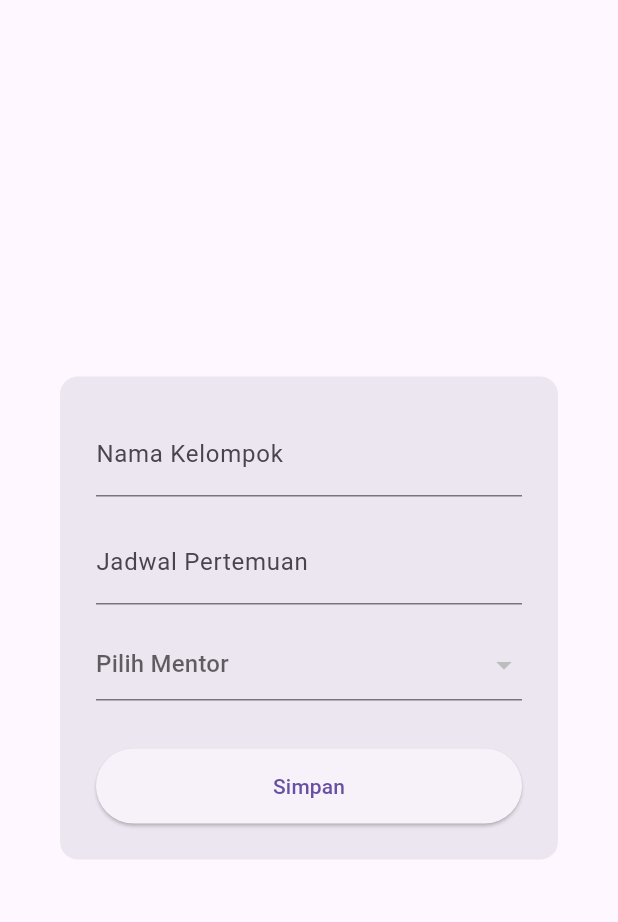
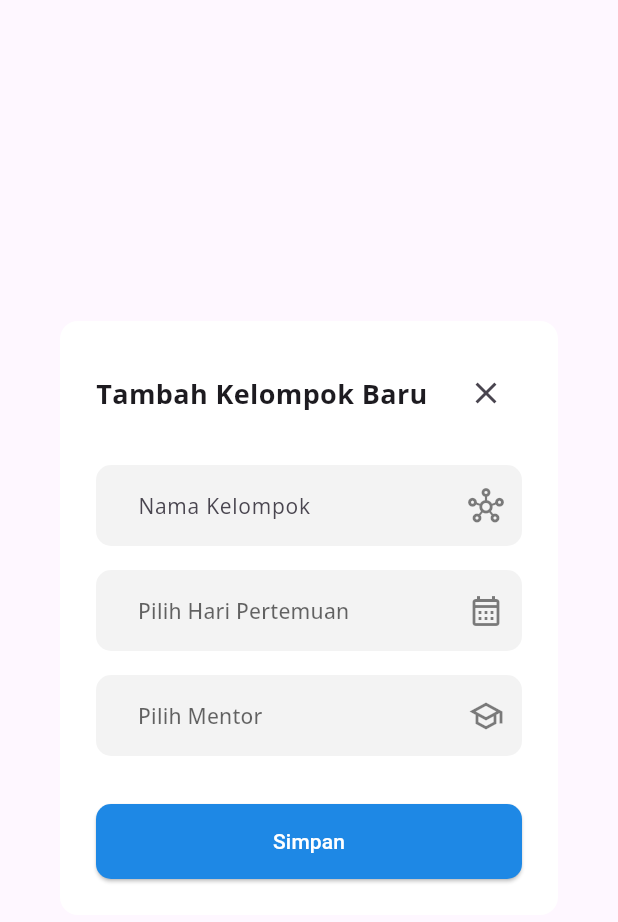
Before and after one commit to rafitrhmn/pendataan_ldk, a Flutter app: the AddKelompokDialog widget shown alone on an empty page, opened directly, on a phone screen of 412 x 824 dp. Shown: the top 922 px of the screen. Run offline on Flutter 3.47's test engine with Material 3 defaults, Android fonts, the phone set to English and light mode, and no system bars; our stand-ins replace bloc, equatable, flutter_bloc, go_router, google_fonts, lottie and 1 more; accounts and stored records are empty.

Commit message:
UI tambah kelompok done

```diff
--- a/app/lib/widgets/constants.dart
+++ b/app/lib/widgets/constants.dart
@@ -17,4 +17,14 @@ class AppConstants {
   );
 
   static const List<String> gender = ['Laki-laki', 'Perempuan'];
+
+  static const List<String> hariPertemuan = [
+    'Senin',
+    'Selasa',
+    'Rabu',
+    'Kamis',
+    'Jumat',
+    'Sabtu',
+    'Minggu',
+  ];
 }
--- a/app/lib/widgets/kelompok/add_kelompok_dialog.dart
+++ b/app/lib/widgets/kelompok/add_kelompok_dialog.dart
@@ -7,8 +7,10 @@ import 'package:app/bloc/mentor/mentor_bloc.dart';
 import 'package:app/bloc/mentor/mentor_event.dart';
 import 'package:app/bloc/mentor/mentor_state.dart';
 import 'package:app/models/mentor_model.dart';
+import 'package:app/widgets/constants.dart';
 import 'package:flutter/material.dart';
 import 'package:flutter_bloc/flutter_bloc.dart';
+import 'package:google_fonts/google_fonts.dart';
 
 class AddKelompokDialog extends StatefulWidget {
   const AddKelompokDialog({super.key});
@@ -20,20 +22,18 @@ class AddKelompokDialog extends StatefulWidget {
 class _AddKelompokDialogState extends State<AddKelompokDialog> {
   final _formKey = GlobalKey<FormState>();
   final _namaController = TextEditingController();
-  final _jadwalController = TextEditingController();
+  String? _selectedJadwal;
   String? _selectedMentorId;
 
   @override
   void initState() {
     super.initState();
-    // Secara aktif meminta daftar mentor saat dialog dibuka
     context.read<MentorBloc>().add(FetchMentors());
   }
 
   @override
   void dispose() {
     _namaController.dispose();
-    _jadwalController.dispose();
     super.dispose();
   }
 
@@ -42,11 +42,33 @@ class _AddKelompokDialogState extends State<AddKelompokDialog> {
       context.read<KelompokBloc>().add(
         CreateKelompok(
           namaKelompok: _namaController.text,
-          jadwalPertemuan: _jadwalController.text,
+          jadwalPertemuan: _selectedJadwal!,
           mentorId: _selectedMentorId!,
         ),
       );
     }
+  }
+
+  // GAYA BARU: Helper styling yang konsisten
+  InputDecoration _buildInputDecoration(String hintText, {Widget? suffixIcon}) {
+    return InputDecoration(
+      hintText: hintText,
+      hintStyle: GoogleFonts.openSans(
+        // color: Colors.black.withOpacity(0.5),
+        fontSize: 14,
+      ),
+      filled: true,
+      fillColor: const Color(0x33C4C4C4),
+      border: OutlineInputBorder(
+        borderRadius: BorderRadius.circular(10),
+        borderSide: BorderSide.none,
+      ),
+      contentPadding: const EdgeInsets.symmetric(
+        vertical: 15.0,
+        horizontal: 24.0,
+      ),
+      suffixIcon: suffixIcon,
+    );
   }
 
   @override
@@ -74,6 +96,7 @@ class _AddKelompokDialogState extends State<AddKelompokDialog> {
         shape: RoundedRectangleBorder(
           borderRadius: BorderRadius.circular(12.0),
         ),
+        backgroundColor: Colors.white,
         child: SingleChildScrollView(
           padding: const EdgeInsets.all(24),
           child: Form(
@@ -81,35 +104,89 @@ class _AddKelompokDialogState extends State<AddKelompokDialog> {
             child: Column(
               mainAxisSize: MainAxisSize.min,
               children: [
-                // ... (Header dialog seperti biasa) ...
+                // GAYA BARU: Header yang konsisten
+                Row(
+                  mainAxisAlignment: MainAxisAlignment.spaceBetween,
+                  children: [
+                    Expanded(
+                      child: Text(
+                        'Tambah Kelompok Baru',
+                        style: GoogleFonts.openSans(
+                          fontSize: 18,
+                          fontWeight: FontWeight.bold,
+                        ),
+                        softWrap: true,
+                      ),
+                    ),
+                    IconButton(
+                      icon: const Icon(Icons.close),
+                      onPressed: () => Navigator.of(context).pop(),
+                    ),
+                  ],
+                ),
+                const SizedBox(height: 24),
+
+                // GAYA BARU: Input fields yang disesuaikan
                 TextFormField(
                   controller: _namaController,
-                  decoration: const InputDecoration(labelText: 'Nama Kelompok'),
-                  validator: (v) => v!.isEmpty ? 'Wajib diisi' : null,
-                ),
-                const SizedBox(height: 16),
-                TextFormField(
-                  controller: _jadwalController,
-                  decoration: const InputDecoration(
-                    labelText: 'Jadwal Pertemuan',
+                  decoration: _buildInputDecoration(
+                    'Nama Kelompok',
+                    suffixIcon: Icon(
+                      Icons.hub_outlined,
+                      color: Colors.black.withOpacity(0.5),
+                    ),
                   ),
                   validator: (v) => v!.isEmpty ? 'Wajib diisi' : null,
                 ),
                 const SizedBox(height: 16),
-                // Dropdown untuk memilih mentor
+                DropdownButtonFormField<String>(
+                  value:
+                      _selectedJadwal, // Anda perlu menambahkan state `String? _selectedJadwal;`
+                  hint: Text(
+                    'Pilih Hari Pertemuan',
+                    style: GoogleFonts.openSans(fontSize: 14),
+                  ),
+                  isExpanded: true,
+                  dropdownColor: Colors.white,
+                  items: AppConstants.hariPertemuan.map((String hari) {
+                    return DropdownMenuItem<String>(
+                      value: hari,
+                      child: Text(hari),
+                    );
+                  }).toList(),
+                  onChanged: (value) {
+                    setState(() {
+                      _selectedJadwal = value;
+                    });
+                  },
+                  validator: (v) => v == null ? 'Wajib memilih jadwal' : null,
+                  decoration: _buildInputDecoration(
+                    'Jadwal Pertemuan',
+                    suffixIcon: Icon(
+                      Icons.calendar_month_outlined,
+                      color: Colors.black.withOpacity(0.5),
+                    ),
+                  ),
+                ),
+                const SizedBox(height: 16),
                 BlocBuilder<MentorBloc, MentorState>(
                   builder: (context, state) {
-                    // Kondisi jika terjadi error saat memuat mentor
-                    if (state is MentorError) {
-                      return Text('Gagal memuat mentor: ${state.message}');
-                    }
-
-                    // Kondisi jika data mentor sudah berhasil dimuat
                     if (state is MentorLoaded) {
                       return DropdownButtonFormField<String>(
                         value: _selectedMentorId,
-                        hint: const Text('Pilih Mentor'),
+                        hint: Text(
+                          'Pilih Mentor',
+                          style: GoogleFonts.openSans(fontSize: 14),
+                        ),
                         isExpanded: true,
+                        dropdownColor: Colors.white,
+                        decoration: _buildInputDecoration(
+                          'Mentor',
+                          suffixIcon: Icon(
+                            Icons.school_outlined,
+                            color: Colors.black.withOpacity(0.5),
+                          ),
+                        ),
                         items: state.allMentors.map((MentorModel mentor) {
                           return DropdownMenuItem<String>(
                             value: mentor.id,
@@ -122,24 +199,46 @@ class _AddKelompokDialogState extends State<AddKelompokDialog> {
                             v == null ? 'Wajib memilih mentor' : null,
                       );
                     }
-
-                    // Kondisi default (saat MentorInitial atau MentorLoading)
+                    if (state is MentorError) {
+                      return Text('Gagal memuat mentor: ${state.message}');
+                    }
                     return const Center(child: CircularProgressIndicator());
                   },
                 ),
                 const SizedBox(height: 32),
+
+                // GAYA BARU: Tombol dan loading state
                 BlocBuilder<KelompokBloc, KelompokState>(
                   builder: (context, state) {
                     if (state is KelompokSubmitting) {
-                      return const ElevatedButton(
+                      return ElevatedButton(
                         onPressed: null,
-                        child: CircularProgressIndicator(),
+                        style: ElevatedButton.styleFrom(
+                          minimumSize: const Size(double.infinity, 50),
+                          backgroundColor: Colors.grey,
+                          shape: RoundedRectangleBorder(
+                            borderRadius: BorderRadius.circular(10),
+                          ),
+                        ),
+                        child: const SizedBox(
+                          height: 24,
+                          width: 24,
+                          child: CircularProgressIndicator(
+                            color: Colors.white,
+                            strokeWidth: 3,
+                          ),
+                        ),
                       );
                     }
                     return ElevatedButton(
                       onPressed: _submitForm,
                       style: ElevatedButton.styleFrom(
                         minimumSize: const Size(double.infinity, 50),
+                        backgroundColor: Colors.blue[600],
+                        foregroundColor: Colors.white,
+                        shape: RoundedRectangleBorder(
+                          borderRadius: BorderRadius.circular(10),
+                        ),
                       ),
                       child: const Text('Simpan'),
                     );
```
